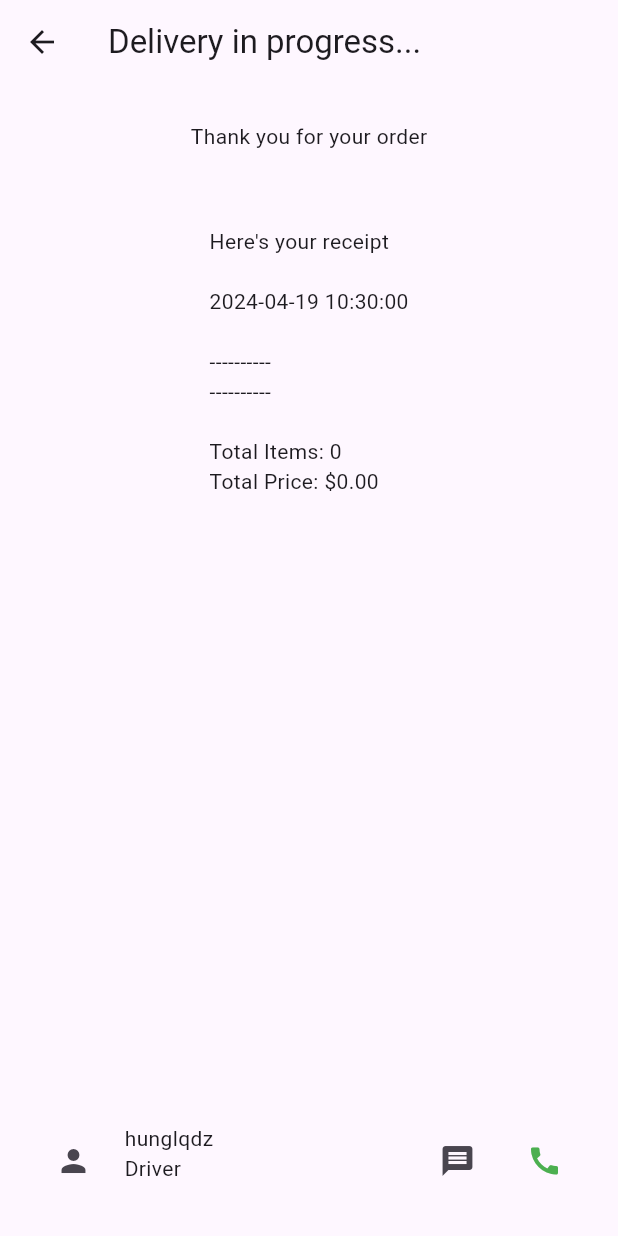
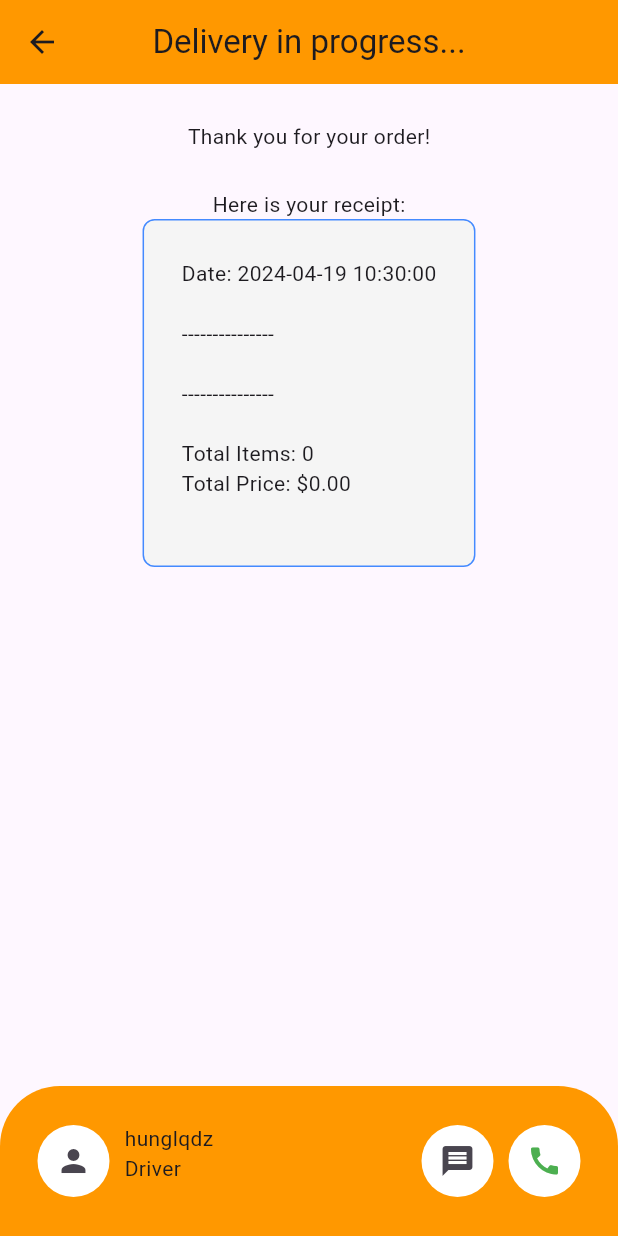
Before and after one commit to hunglqdz/tutorial_flutter_laravel, a Flutter app: the DeliveryPage screen opened directly, on a phone screen of 412 x 824 dp. Run offline on Flutter 3.47's test engine with Material 3 defaults, Android fonts, the light colour scheme and no system bars; our stand-ins replace curved_navigation_bar, flutter_credit_card, flutter_localization, math_expressions.

Commit message:
modify UI

```diff
--- a/lib/models/restaurant.dart
+++ b/lib/models/restaurant.dart
@@ -151,13 +151,18 @@ class Restaurant extends ChangeNotifier {
   final List<CartItem> _cart = [];
 
   void addToCart(Item item, List<Addon> selectedAddons) {
-    CartItem? cartItem = _cart.firstWhere((food) {
+    CartItem? cartItem = _cart.firstWhereOrNull((food) {
       bool isSameItem = food.item == item;
       bool isSameAddons =
           const ListEquality().equals(food.selectedAddons, selectedAddons);
       return isSameItem && isSameAddons;
     });
-    cartItem.quantity++;
+
+    if (cartItem != null) {
+      cartItem.quantity++;
+    } else {
+      _cart.add(CartItem(item: item, selectedAddons: selectedAddons));
+    }
     notifyListeners();
   }
 
@@ -196,22 +201,21 @@ class Restaurant extends ChangeNotifier {
 
   String displayReceipt() {
     final receipt = StringBuffer();
-    receipt.writeln("Here's your receipt");
-    receipt.writeln();
     String formattedDate =
         DateFormat('yyyy-MM-dd HH:mm:ss').format(DateTime.now());
-    receipt.writeln(formattedDate);
+    receipt.writeln('Date: $formattedDate');
     receipt.writeln();
-    receipt.writeln('----------');
+    receipt.writeln('---------------');
     for (final cartItem in _cart) {
+      receipt.writeln();
       receipt.writeln(
-          '${cartItem.quantity} x ${cartItem.item.name} - ${_formatPrice(cartItem.item.price)}');
+          '${cartItem.quantity} x ${cartItem.item.name} = ${_formatPrice(cartItem.item.price)}');
       if (cartItem.selectedAddons.isNotEmpty) {
         receipt.writeln('Add-ons: ${_formatAddons(cartItem.selectedAddons)}');
       }
-      receipt.writeln();
     }
-    receipt.writeln('----------');
+    receipt.writeln();
+    receipt.writeln('---------------');
     receipt.writeln();
     receipt.writeln('Total Items: ${getTotalItemCount()}');
     receipt.writeln('Total Price: ${_formatPrice(getTotalPrice())}');
--- a/lib/pages/calculator_page.dart
+++ b/lib/pages/calculator_page.dart
@@ -43,11 +43,10 @@ class _CalculatorPageState extends State<CalculatorPage> {
   Widget build(BuildContext context) {
     return Scaffold(
       appBar: AppBar(
-        backgroundColor: Theme.of(context).colorScheme.primary,
+        backgroundColor: Colors.orange,
         title: Text(LocaleData.calculator.getString(context)),
         centerTitle: true,
         leading: const Icon(Icons.menu),
-        actions: const [Icon(Icons.notifications)],
       ),
       body: Column(
         children: [
@@ -130,7 +129,7 @@ class _CalculatorPageState extends State<CalculatorPage> {
                   buttonText: buttons[index],
                   color: isOperator(buttons[index])
                       ? Colors.orange
-                      : Colors.orange[50],
+                      : Colors.grey.shade100,
                   textColor:
                       isOperator(buttons[index]) ? Colors.white : Colors.orange,
                 );
--- a/lib/pages/delivery_page.dart
+++ b/lib/pages/delivery_page.dart
@@ -8,6 +8,8 @@ class DeliveryPage extends StatelessWidget {
   Widget build(BuildContext context) {
     return Scaffold(
       appBar: AppBar(
+        backgroundColor: Colors.orange,
+        centerTitle: true,
         title: const Text('Delivery in progress...'),
       ),
       bottomNavigationBar: _buildBottomNavBar(context),
@@ -21,6 +23,7 @@ class DeliveryPage extends StatelessWidget {
     return Container(
       height: 100,
       decoration: const BoxDecoration(
+          color: Colors.orange,
           borderRadius: BorderRadius.only(
               topLeft: Radius.circular(40), topRight: Radius.circular(40))),
       padding: const EdgeInsets.all(25),
@@ -28,9 +31,11 @@ class DeliveryPage extends StatelessWidget {
         children: [
           Container(
             decoration: const BoxDecoration(
-              shape: BoxShape.circle,
+                shape: BoxShape.circle, color: Colors.white),
+            child: IconButton(
+              onPressed: () {},
+              icon: const Icon(Icons.person),
             ),
-            child: IconButton(onPressed: () {}, icon: const Icon(Icons.person)),
           ),
           const SizedBox(width: 10),
           const Column(
@@ -42,22 +47,17 @@ class DeliveryPage extends StatelessWidget {
             children: [
               Container(
                 decoration: const BoxDecoration(
-                  shape: BoxShape.circle,
-                ),
+                    shape: BoxShape.circle, color: Colors.white),
                 child: IconButton(
                     onPressed: () {}, icon: const Icon(Icons.message)),
               ),
               const SizedBox(width: 10),
               Container(
                 decoration: const BoxDecoration(
-                  shape: BoxShape.circle,
-                ),
+                    shape: BoxShape.circle, color: Colors.white),
                 child: IconButton(
                     onPressed: () {},
-                    icon: const Icon(
-                      Icons.call,
-                      color: Colors.green,
-                    )),
+                    icon: const Icon(Icons.call, color: Colors.green)),
               ),
             ],
           )
--- a/lib/pages/detail_page.dart
+++ b/lib/pages/detail_page.dart
@@ -50,8 +50,7 @@ class _DetailPageState extends State<DetailPage> {
                 ),
                 Text(
                   '\$${widget.item.price.toString()}',
-                  style:
-                      const TextStyle(fontSize: 30, color: Colors.orangeAccent),
+                  style: const TextStyle(fontSize: 30, color: Colors.orange),
                 ),
                 const SizedBox(height: 15),
                 Divider(color: Theme.of(context).colorScheme.tertiary),
--- a/lib/pages/items_page.dart
+++ b/lib/pages/items_page.dart
@@ -84,7 +84,7 @@ class _ItemsPageState extends State<ItemsPage>
             isScrollable: true,
             controller: _tabController,
             indicatorWeight: 5,
-            indicatorColor: Colors.blueAccent,
+            indicatorColor: Colors.white,
             labelStyle: const TextStyle(fontSize: 20),
             labelPadding: const EdgeInsets.symmetric(horizontal: 10),
             labelColor: Colors.black,
--- a/lib/pages/login_page.dart
+++ b/lib/pages/login_page.dart
@@ -36,7 +36,7 @@ class _LoginPageState extends State {
                 padding: const EdgeInsets.only(left: 50, bottom: 15),
                 child: Row(
                   children: [
-                    const Icon(Icons.key),
+                    const Icon(Icons.key, color: Colors.orange),
                     Text(LocaleData.password.getString(context)),
                   ],
                 ),
@@ -45,8 +45,7 @@ class _LoginPageState extends State {
                 padding: const EdgeInsets.only(left: 50, right: 50, bottom: 15),
                 child: Container(
                   width: 300,
-                  decoration: const BoxDecoration(
-                      color: Color.fromARGB(255, 225, 225, 225)),
+                  decoration: BoxDecoration(color: Colors.grey.shade100),
                   child: Padding(
                     padding: const EdgeInsets.all(15),
                     child: Text(
--- a/lib/pages/stats_page.dart
+++ b/lib/pages/stats_page.dart
@@ -10,11 +10,10 @@ class StatsPage extends StatelessWidget {
   Widget build(BuildContext context) {
     return Scaffold(
       appBar: AppBar(
-        backgroundColor: Theme.of(context).colorScheme.primary,
+        backgroundColor: Colors.orange,
         title: Text(LocaleData.stats.getString(context)),
         centerTitle: true,
         leading: const Icon(Icons.menu),
-        actions: const [Icon(Icons.notifications)],
       ),
     );
   }
--- a/lib/widgets/my_receipt.dart
+++ b/lib/widgets/my_receipt.dart
@@ -13,10 +13,13 @@ class MyReceipt extends StatelessWidget {
         child: Column(
           mainAxisAlignment: MainAxisAlignment.center,
           children: [
-            const Text('Thank you for your order'),
+            const Text('Thank you for your order!'),
             const SizedBox(height: 25),
+            const Text('Here is your receipt:'),
             Container(
               decoration: BoxDecoration(
+                color: Colors.grey.shade100,
+                border: Border.all(color: Colors.blueAccent),
                 borderRadius: BorderRadius.circular(8),
               ),
               padding: const EdgeInsets.all(25),
```
Also changed, not shown: lib/pages/cart_page.dart (+12 -6 lines), lib/pages/order_page.dart (+10 -8 lines), lib/pages/payment_page.dart (+18 -10 lines), lib/pages/table_page.dart (+4 -4 lines), lib/widgets/my_cart_tile.dart (+14 -29 lines), lib/widgets/my_item.dart (+4 -4 lines), lib/widgets/my_order.dart (+16 -9 lines), lib/widgets/my_quantity_selector.dart (+9 -14 lines), lib/widgets/my_tabbar.dart (deleted, +0 -37 lines).
